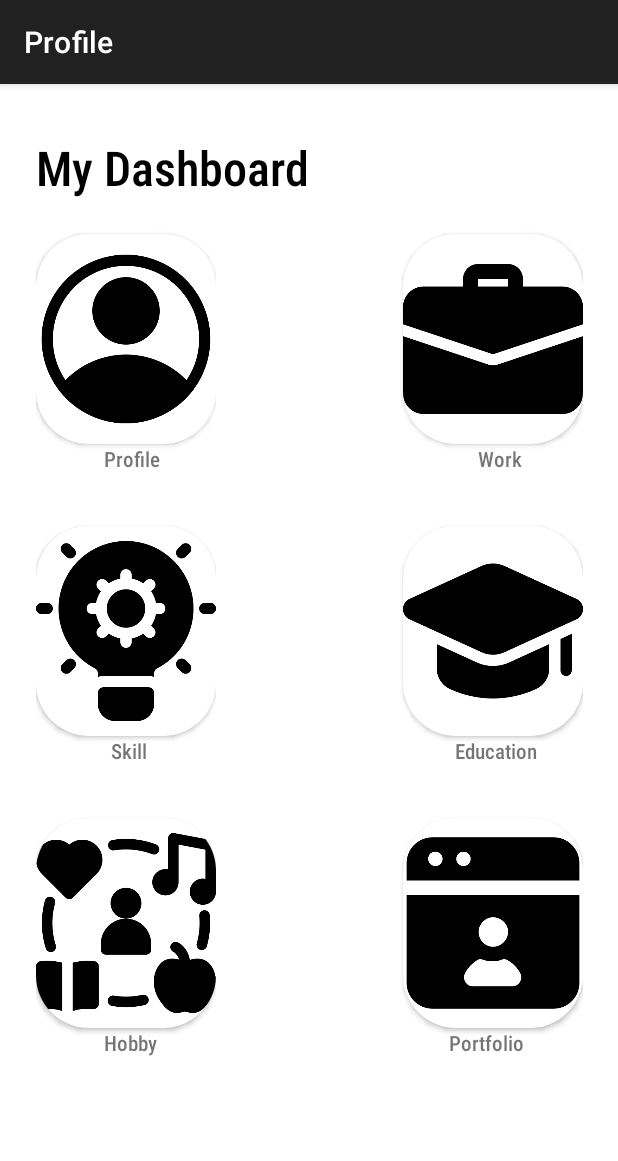
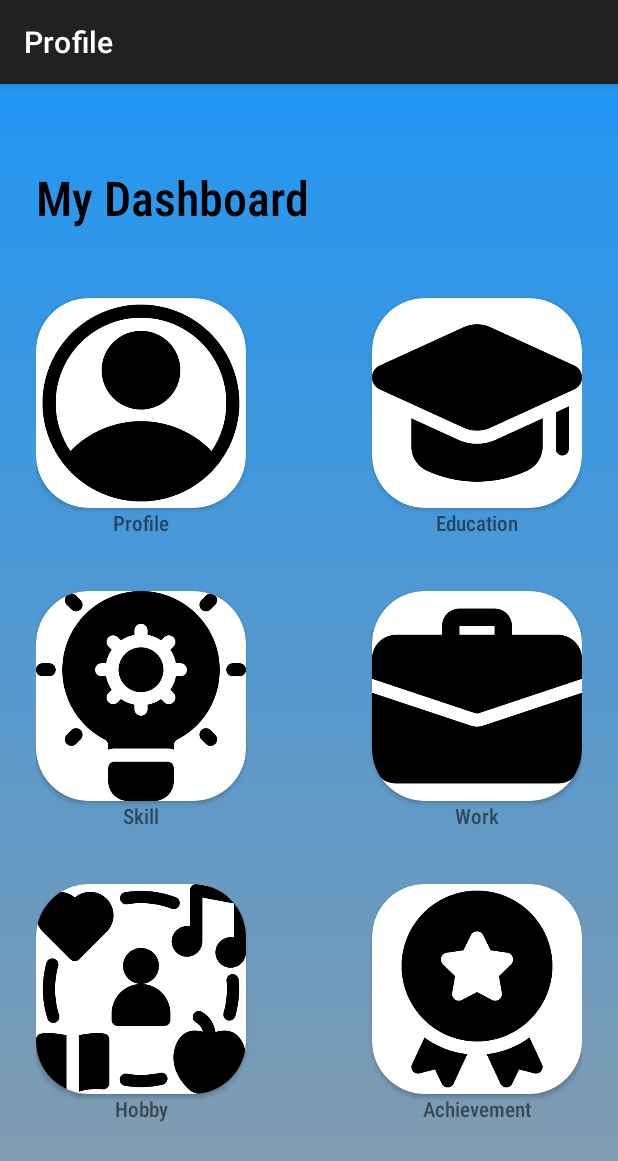
Before and after one commit to Shivam00327/Profile-App, an Android app: the screen it shows after launch (MainActivity), on a phone screen of 412 x 824 dp. Shown: the top 1161 px of the screen. Run offline under Robolectric (Android 15) with nearby library versions, the phone set to English and light mode, and no system bars.

Commit message:
Merge remote-tracking branch 'origin/main'

```diff
--- a/app/src/main/java/com/example/profile/MainActivity.kt
+++ b/app/src/main/java/com/example/profile/MainActivity.kt
@@ -14,7 +14,7 @@ class MainActivity : AppCompatActivity() {
         setContentView(R.layout.activity_main)
         val profile=findViewById<CardView>(R.id.card_view_profile)
         val work=findViewById<CardView>(R.id.card_view_work)
-        val skill=findViewById<CardView>(R.id.card_view_Skill)
+        val skill=findViewById<CardView>(R.id.card_view_skill)
         val education=findViewById<CardView>(R.id.card_view_education)
         val hobby=findViewById<CardView>(R.id.card_view_hobby)
         val portfolio=findViewById<CardView>(R.id.card_view_achievement)
--- a/app/src/main/java/com/example/profile/portfolioAdapter.kt
+++ b/app/src/main/java/com/example/profile/portfolioAdapter.kt
@@ -18,7 +18,7 @@ class portfolioAdapter(val requiredContext: Context, private val data:ArrayList<
 
 
         val title: TextView =itemView.findViewById(R.id.text_view_project_title)
-        val description: TextView=itemView.findViewById(R.id.text_view_description)
+        val description: TextView=itemView.findViewById(R.id.text_view_project_description)
         val picture: ImageView=itemView.findViewById(R.id.image_view_project_icon)
 
     }
--- a/app/src/main/res/drawable/gradient.xml
+++ b/app/src/main/res/drawable/gradient.xml
@@ -2,7 +2,7 @@
 <shape xmlns:android="http://schemas.android.com/apk/res/android">
     <gradient
         android:angle="270"
-        android:endColor="#AA000000"
-        android:startColor="#00FFFFFF"/>
+        android:endColor="#879CAC"
+        android:startColor="#2196F3"/>
 
 </shape>
--- a/app/src/main/res/layout/activity_education.xml
+++ b/app/src/main/res/layout/activity_education.xml
@@ -4,6 +4,7 @@
     xmlns:android="http://schemas.android.com/apk/res/android"
     xmlns:tools="http://schemas.android.com/tools"
     android:orientation="vertical"
+    android:background="@drawable/gradient"
     xmlns:app="http://schemas.android.com/apk/res-auto">
     <RelativeLayout
         android:layout_width="match_parent"
--- a/app/src/main/res/layout/activity_main.xml
+++ b/app/src/main/res/layout/activity_main.xml
@@ -1,47 +1,40 @@
 <?xml version="1.0" encoding="utf-8"?>
 <ScrollView xmlns:android="http://schemas.android.com/apk/res/android"
     android:layout_width="match_parent"
-    android:layout_height="match_parent">
+    android:layout_height="match_parent"
+    android:background="@drawable/gradient">
 
-    <RelativeLayout
-        xmlns:app="http://schemas.android.com/apk/res-auto"
+    <androidx.constraintlayout.widget.ConstraintLayout xmlns:app="http://schemas.android.com/apk/res-auto"
         android:layout_width="match_parent"
         android:layout_height="wrap_content"
-        android:orientation="vertical"
-        android:paddingStart="24dp">
+
+        android:padding="24dp">
 
 
         <TextView
             android:id="@+id/text_view_dashboard"
             android:layout_width="wrap_content"
             android:layout_height="wrap_content"
-            android:layout_marginTop="34dp"
+            android:layout_marginTop="30dp"
             android:fontFamily="sans-serif-condensed-medium"
             android:text="My Dashboard"
             android:textColor="@color/black"
-            android:textSize="32sp"/>
-
-        <LinearLayout
-            android:layout_width="wrap_content"
-            android:layout_height="wrap_content"
-            android:orientation="horizontal"
-            android:paddingTop="60dp">
-
-            <LinearLayout
-                android:layout_width="wrap_content"
-                android:layout_height="wrap_content"
-                android:orientation="vertical">
+            android:textSize="32sp"
+            app:layout_constraintStart_toStartOf="parent"
+            app:layout_constraintTop_toTopOf="parent" />
 
         <androidx.cardview.widget.CardView
             android:id="@+id/card_view_profile"
-                    android:layout_width="120dp"
+            android:layout_width="140dp"
             android:layout_height="140dp"
-                    android:layout_marginTop="40dp"
-                    app:cardCornerRadius="35dp">
+            android:layout_marginTop="45dp"
+            app:cardCornerRadius="35dp"
+            app:layout_constraintStart_toStartOf="parent"
+            app:layout_constraintTop_toBottomOf="@id/text_view_dashboard">
 
             <ImageView
-                        android:layout_width="120dp"
-                        android:layout_height="140dp"
+                android:layout_width="match_parent"
+                android:layout_height="match_parent"
                 android:scaleType="fitCenter"
                 android:src="@drawable/account" />
 
@@ -50,20 +43,25 @@
         <TextView
             android:layout_width="wrap_content"
             android:layout_height="wrap_content"
-                    android:layout_marginStart="45dp"
             android:fontFamily="sans-serif-condensed-medium"
-                    android:text="Profile" />
+            android:text="Profile"
+            app:layout_constraintEnd_toEndOf="@id/card_view_profile"
+            app:layout_constraintStart_toStartOf="@id/card_view_profile"
+            app:layout_constraintTop_toBottomOf="@id/card_view_profile" />
+
 
         <androidx.cardview.widget.CardView
-                    android:id="@+id/card_view_Skill"
-                    android:layout_width="120dp"
+            android:id="@+id/card_view_skill"
+            android:layout_width="140dp"
             android:layout_height="140dp"
-                    android:layout_marginTop="35dp"
-                    app:cardCornerRadius="35dp">
+            android:layout_marginTop="55dp"
+            app:cardCornerRadius="35dp"
+            app:layout_constraintStart_toStartOf="parent"
+            app:layout_constraintTop_toBottomOf="@id/card_view_profile">
 
             <ImageView
-                        android:layout_width="120dp"
-                        android:layout_height="140dp"
+                android:layout_width="match_parent"
+                android:layout_height="match_parent"
                 android:scaleType="fitCenter"
                 android:src="@drawable/solution" />
 
@@ -72,115 +70,123 @@
         <TextView
             android:layout_width="wrap_content"
             android:layout_height="wrap_content"
-                    android:layout_marginStart="50dp"
             android:fontFamily="sans-serif-condensed-medium"
-                    android:text="Skill" />
+            android:text="Skill"
+            app:layout_constraintEnd_toEndOf="@id/card_view_skill"
+            app:layout_constraintStart_toStartOf="@id/card_view_skill"
+            app:layout_constraintTop_toBottomOf="@id/card_view_skill" />
+
+
 
         <androidx.cardview.widget.CardView
+            app:layout_constraintTop_toBottomOf="@id/card_view_skill"
+            app:layout_constraintStart_toStartOf="parent"
             android:id="@+id/card_view_hobby"
-                    android:layout_width="120dp"
+            android:layout_width="140dp"
+            android:layout_marginTop="55dp"
             android:layout_height="140dp"
-                    android:layout_marginTop="35dp"
             app:cardCornerRadius="35dp">
 
             <ImageView
-                        android:layout_width="120dp"
-                        android:layout_height="140dp"
+                android:layout_width="match_parent"
+                android:layout_height="match_parent"
                 android:scaleType="fitCenter"
                 android:src="@drawable/lifestyle" />
 
         </androidx.cardview.widget.CardView>
 
         <TextView
+            app:layout_constraintTop_toBottomOf="@id/card_view_hobby"
+            app:layout_constraintEnd_toEndOf="@id/card_view_hobby"
+            app:layout_constraintStart_toStartOf="@id/card_view_hobby"
             android:layout_width="wrap_content"
             android:layout_height="wrap_content"
-                    android:layout_marginStart="45dp"
             android:fontFamily="sans-serif-condensed-medium"
             android:text="Hobby" />
 
-            </LinearLayout>
-
-            <LinearLayout
-                android:layout_width="wrap_content"
-                android:layout_height="wrap_content"
-                android:layout_marginLeft="65dp"
-                android:orientation="vertical">
 
         <androidx.cardview.widget.CardView
-                    android:id="@+id/card_view_work"
-                    android:layout_width="120dp"
+            app:layout_constraintTop_toBottomOf="@id/text_view_dashboard"
+            app:layout_constraintEnd_toEndOf="parent"
+            android:id="@+id/card_view_education"
+            android:layout_width="140dp"
+            android:layout_marginTop="45dp"
             android:layout_height="140dp"
-                    android:layout_marginStart="59dp"
-                    android:layout_marginTop="40dp"
             app:cardCornerRadius="35dp">
 
             <ImageView
+                android:layout_width="match_parent"
+                android:layout_height="match_parent"
+                android:scaleType="fitCenter"
+                android:src="@drawable/graduation" />
 
-                        android:layout_width="120dp"
+        </androidx.cardview.widget.CardView>
+
+        <TextView
+            app:layout_constraintTop_toBottomOf="@id/card_view_education"
+            app:layout_constraintStart_toStartOf="@id/card_view_education"
+            app:layout_constraintEnd_toEndOf="@id/card_view_education"
+            android:layout_width="wrap_content"
+            android:layout_height="wrap_content"
+            android:fontFamily="sans-serif-condensed-medium"
+            android:text="Education" />
+
+
+
+        <androidx.cardview.widget.CardView
+            app:layout_constraintTop_toBottomOf="@id/card_view_education"
+            app:layout_constraintEnd_toEndOf="parent"
+            android:id="@+id/card_view_work"
+            android:layout_width="140dp"
+            android:layout_marginTop="55dp"
             android:layout_height="140dp"
+            app:cardCornerRadius="35dp">
+
+            <ImageView
+                android:layout_width="match_parent"
+                android:layout_height="match_parent"
                 android:scaleType="fitCenter"
                 android:src="@drawable/suitcase" />
 
         </androidx.cardview.widget.CardView>
 
         <TextView
+            app:layout_constraintTop_toBottomOf="@id/card_view_work"
+            app:layout_constraintStart_toStartOf="@id/card_view_work"
+            app:layout_constraintEnd_toEndOf="@id/card_view_work"
             android:layout_width="wrap_content"
             android:layout_height="wrap_content"
-                    android:layout_marginStart="109dp"
             android:fontFamily="sans-serif-condensed-medium"
             android:text="Work" />
 
 
         <androidx.cardview.widget.CardView
-                    android:id="@+id/card_view_education"
-                    android:layout_width="120dp"
+            app:layout_constraintTop_toBottomOf="@id/card_view_work"
+            app:layout_constraintEnd_toEndOf="parent"
+            android:id="@+id/card_view_achievement"
+            android:layout_width="140dp"
+            android:layout_marginTop="55dp"
             android:layout_height="140dp"
-                    android:layout_marginStart="59dp"
-                    android:layout_marginTop="35dp"
             app:cardCornerRadius="35dp">
 
             <ImageView
-                        android:layout_width="120dp"
-                        android:layout_height="140dp"
+                android:layout_width="match_parent"
+                android:layout_height="match_parent"
                 android:scaleType="fitCenter"
-                        android:src="@drawable/graduation" />
+                android:src="@drawable/medal_" />
 
         </androidx.cardview.widget.CardView>
 
         <TextView
+            app:layout_constraintTop_toBottomOf="@id/card_view_achievement"
+            app:layout_constraintStart_toStartOf="@id/card_view_achievement"
+            app:layout_constraintEnd_toEndOf="@id/card_view_achievement"
             android:layout_width="wrap_content"
             android:layout_height="wrap_content"
-                    android:layout_marginStart="94dp"
             android:fontFamily="sans-serif-condensed-medium"
-                    android:text="Education" />
-
-                <androidx.cardview.widget.CardView
-                    android:id="@+id/card_view_achievement"
-                    android:layout_width="120dp"
-                    android:layout_height="140dp"
-                    android:layout_marginStart="59dp"
-                    android:layout_marginTop="35dp"
-                    app:cardCornerRadius="35dp">
-
-                    <ImageView
-                        android:layout_width="120dp"
-                        android:layout_height="140dp"
-                        android:scaleType="fitCenter"
-                        android:src="@drawable/online_resume" />
-
-                </androidx.cardview.widget.CardView>
-
-                <TextView
-                    android:layout_width="wrap_content"
-                    android:layout_height="wrap_content"
-                    android:layout_marginStart="90dp"
-                    android:fontFamily="sans-serif-condensed-medium"
-                    android:text="Portfolio" />
-
-            </LinearLayout>
-        </LinearLayout>
+            android:text="Achievement" />
 
 
-    </RelativeLayout>
+    </androidx.constraintlayout.widget.ConstraintLayout>
 
 </ScrollView>
--- a/app/src/main/res/layout/activity_portfolio.xml
+++ b/app/src/main/res/layout/activity_portfolio.xml
@@ -4,6 +4,7 @@
     android:id="@+id/recycler_view_projects"
     android:layout_width="match_parent"
     android:layout_height="match_parent"
+    android:background="@drawable/gradient"
     xmlns:tools="http://schemas.android.com/tools"
     tools:listitem="@layout/item_project"
     app:layoutManager="androidx.recyclerview.widget.LinearLayoutManager" />
--- a/app/src/main/res/layout/activity_profile2.xml
+++ b/app/src/main/res/layout/activity_profile2.xml
@@ -1,44 +1,51 @@
 <?xml version="1.0" encoding="utf-8"?>
-<ScrollView android:layout_height="match_parent"
+<ScrollView xmlns:android="http://schemas.android.com/apk/res/android"
     android:layout_width="match_parent"
-    xmlns:android="http://schemas.android.com/apk/res/android">
+    android:layout_height="match_parent">
+
     <LinearLayout xmlns:android="http://schemas.android.com/apk/res/android"
+        xmlns:app="http://schemas.android.com/apk/res-auto"
+        xmlns:tools="http://schemas.android.com/tools"
         android:layout_width="match_parent"
         android:layout_height="match_parent"
-        xmlns:app="http://schemas.android.com/apk/res-auto"
-        xmlns:tools="http://schemas.android.com/tools"
-        android:background="@drawable/wave"
+        android:background="@drawable/gradient"
+
         android:orientation="vertical">
 
         <androidx.cardview.widget.CardView
-            app:cardCornerRadius="134dp"
             android:layout_width="wrap_content"
             android:layout_height="200dp"
             android:layout_marginLeft="110dp"
             android:layout_marginTop="76dp"
-            android:layout_marginRight="110dp">
+            android:layout_marginRight="110dp"
+            app:cardCornerRadius="134dp">
+
             <ImageView
                 android:layout_width="match_parent"
                 android:layout_height="230dp"
                 android:scaleType="fitCenter"
                 android:src="@drawable/img_20191206_wa0058" />
         </androidx.cardview.widget.CardView>
+
         <LinearLayout
             android:layout_width="match_parent"
             android:layout_height="wrap_content"
             android:gravity="center"
             android:orientation="vertical">
+
             <TextView
                 android:layout_width="match_parent"
                 android:layout_height="wrap_content"
                 android:gravity="center"
-                android:textSize="34sp"
-                android:text="Shivam"/>
+                android:text="Shivam"
+                android:textSize="34sp" />
+
             <TextView
                 android:layout_width="wrap_content"
                 android:layout_height="wrap_content"
-                android:text="Varanasi, Uttar Pradesh"/>
+                android:text="Varanasi, Uttar Pradesh" />
         </LinearLayout>
+
         <RelativeLayout
             android:layout_width="match_parent"
             android:layout_height="100dp"
@@ -47,35 +54,35 @@
             <TextView
                 android:id="@+id/text_view_phone_no"
                 android:layout_width="match_parent"
+                android:layout_height="wrap_content"
+                android:layout_toStartOf="@id/card_view_image_container1"
                 android:fontFamily="sans-serif-medium"
                 android:textColor="#272727"
-                android:layout_height="wrap_content"
-                android:layout_toStartOf="@id/card_view_image_container1"
                 tools:text="Phone No" />
 
             <TextView
                 android:id="@+id/text_view_description1"
                 android:layout_width="match_parent"
                 android:layout_height="wrap_content"
-                android:fontFamily="sans-serif-light"
-                android:textSize="14sp"
-                android:textColor="#777777"
                 android:layout_below="@+id/text_view_phone_no"
                 android:layout_marginTop="8dp"
                 android:layout_toStartOf="@id/card_view_image_container1"
-                android:text="8668019627"/>
+                android:fontFamily="sans-serif-light"
+                android:text="8668019627"
+                android:textColor="#777777"
+                android:textSize="14sp" />
 
             <androidx.cardview.widget.CardView
                 android:id="@+id/card_view_image_container1"
                 android:layout_width="160dp"
                 android:layout_height="match_parent"
+                android:layout_alignParentEnd="true"
                 android:layout_marginStart="12dp"
-                android:layout_alignParentEnd="true"
                 app:cardCornerRadius="16dp">
 
                 <ImageView
+                    android:id="@+id/image_view_call"
                     android:layout_width="match_parent"
-                    android:id="@+id/image_view_call"
                     android:layout_height="match_parent"
                     android:scaleType="fitCenter"
                     android:src="@drawable/call" />
@@ -84,6 +91,7 @@
 
 
         </RelativeLayout>
+
         <RelativeLayout
             android:layout_width="match_parent"
             android:layout_height="100dp"
@@ -92,36 +100,36 @@
             <TextView
                 android:id="@+id/text_view_email"
                 android:layout_width="match_parent"
+                android:layout_height="wrap_content"
+                android:layout_toStartOf="@id/card_view_image_container2"
                 android:fontFamily="sans-serif-medium"
                 android:textColor="#272727"
-                android:layout_height="wrap_content"
-                android:layout_toStartOf="@id/card_view_image_container2"
                 tools:text="Email Id" />
 
             <TextView
                 android:id="@+id/text_view_description2"
                 android:layout_width="match_parent"
                 android:layout_height="wrap_content"
-                android:fontFamily="sans-serif-light"
-                android:textSize="14sp"
-                android:textColor="#777777"
                 android:layout_below="@+id/text_view_email"
                 android:layout_marginTop="8dp"
                 android:layout_toStartOf="@id/card_view_image_container2"
-                android:text="singhshivam00327@gmail.com"/>
+                android:fontFamily="sans-serif-light"
+                android:text="singhshivam00327@gmail.com"
+                android:textColor="#777777"
+                android:textSize="14sp" />
 
             <androidx.cardview.widget.CardView
 
                 android:id="@+id/card_view_image_container2"
                 android:layout_width="160dp"
                 android:layout_height="match_parent"
+                android:layout_alignParentEnd="true"
                 android:layout_marginStart="12dp"
-                android:layout_alignParentEnd="true"
                 app:cardCornerRadius="16dp">
 
                 <ImageView
+                    android:id="@+id/image_view_email"
                     android:layout_width="match_parent"
-                    android:id="@+id/image_view_email"
                     android:layout_height="match_parent"
                     android:scaleType="fitCenter"
                     android:src="@drawable/email" />
@@ -130,6 +138,7 @@
 
 
         </RelativeLayout>
+
         <RelativeLayout
             android:layout_width="match_parent"
             android:layout_height="100dp"
@@ -138,35 +147,35 @@
             <TextView
                 android:id="@+id/text_view_address"
                 android:layout_width="match_parent"
+                android:layout_height="wrap_content"
+                android:layout_toStartOf="@id/card_view_image_container3"
                 android:fontFamily="sans-serif-medium"
                 android:textColor="#272727"
-                android:layout_height="wrap_content"
-                android:layout_toStartOf="@id/card_view_image_container3"
                 tools:text="Address" />
 
             <TextView
                 android:id="@+id/text_view_description"
                 android:layout_width="match_parent"
                 android:layout_height="wrap_content"
-                android:fontFamily="sans-serif-light"
-                android:textSize="14sp"
-                android:textColor="#777777"
                 android:layout_below="@+id/text_view_address"
                 android:layout_marginTop="8dp"
                 android:layout_toStartOf="@id/card_view_image_container3"
-                android:text="Gram Shahpur Post Baragoan Varanasi Uttar pradesh 221204"/>
+                android:fontFamily="sans-serif-light"
+                android:text="Gram Shahpur Post Baragoan Varanasi Uttar pradesh 221204"
+                android:textColor="#777777"
+                android:textSize="14sp" />
 
             <androidx.cardview.widget.CardView
                 android:id="@+id/card_view_image_container3"
                 android:layout_width="160dp"
                 android:layout_height="match_parent"
+                android:layout_alignParentEnd="true"
                 android:layout_marginStart="12dp"
-                android:layout_alignParentEnd="true"
                 app:cardCornerRadius="16dp">
 
                 <ImageView
+                    android:id="@+id/image_view_item_address"
                     android:layout_width="match_parent"
-                    android:id="@+id/image_view_item_address"
                     android:layout_height="match_parent"
                     android:scaleType="fitCenter"
                     android:src="@drawable/location" />
@@ -177,6 +186,4 @@
     </LinearLayout>
 
 
-
-
 </ScrollView>
--- a/app/src/main/res/layout/activity_skills.xml
+++ b/app/src/main/res/layout/activity_skills.xml
@@ -3,6 +3,7 @@
     android:layout_width="match_parent"
     android:layout_height="match_parent"
     android:id="@+id/recycler_view_project"
+    android:background="@drawable/gradient"
 
-    xmlns:tools="http://schemas.android.com/tools"
+
     android:layout_margin="15dp"/>
--- a/app/src/main/res/layout/activity_work.xml
+++ b/app/src/main/res/layout/activity_work.xml
@@ -4,6 +4,7 @@
     xmlns:android="http://schemas.android.com/apk/res/android"
     xmlns:tools="http://schemas.android.com/tools"
     android:orientation="vertical"
+    android:background="@drawable/gradient"
     xmlns:app="http://schemas.android.com/apk/res-auto">
     <RelativeLayout
         android:layout_width="match_parent"
--- a/app/src/main/res/layout/item_project.xml
+++ b/app/src/main/res/layout/item_project.xml
@@ -6,6 +6,7 @@
     android:layout_height="wrap_content"
     android:layout_margin="12dp"
     app:cardCornerRadius="6dp"
+
     app:cardElevation="4dp">
 
     <RelativeLayout
--- a/app/src/main/res/layout/rcv_items.xml
+++ b/app/src/main/res/layout/rcv_items.xml
@@ -3,6 +3,7 @@
     android:layout_width="match_parent"
     android:layout_height="50dp"
     android:layout_margin="15dp"
+    android:background="@drawable/gradient"
     >
 
     <TextView
@@ -11,6 +12,5 @@
         android:text="@string/java"
         android:textSize="20sp"
         android:fontFamily="sans-serif-black"
-
         android:id="@+id/text_view_item_1"/>
 </LinearLayout>
```
Lines whose indentation alone changed are shown as unchanged.
